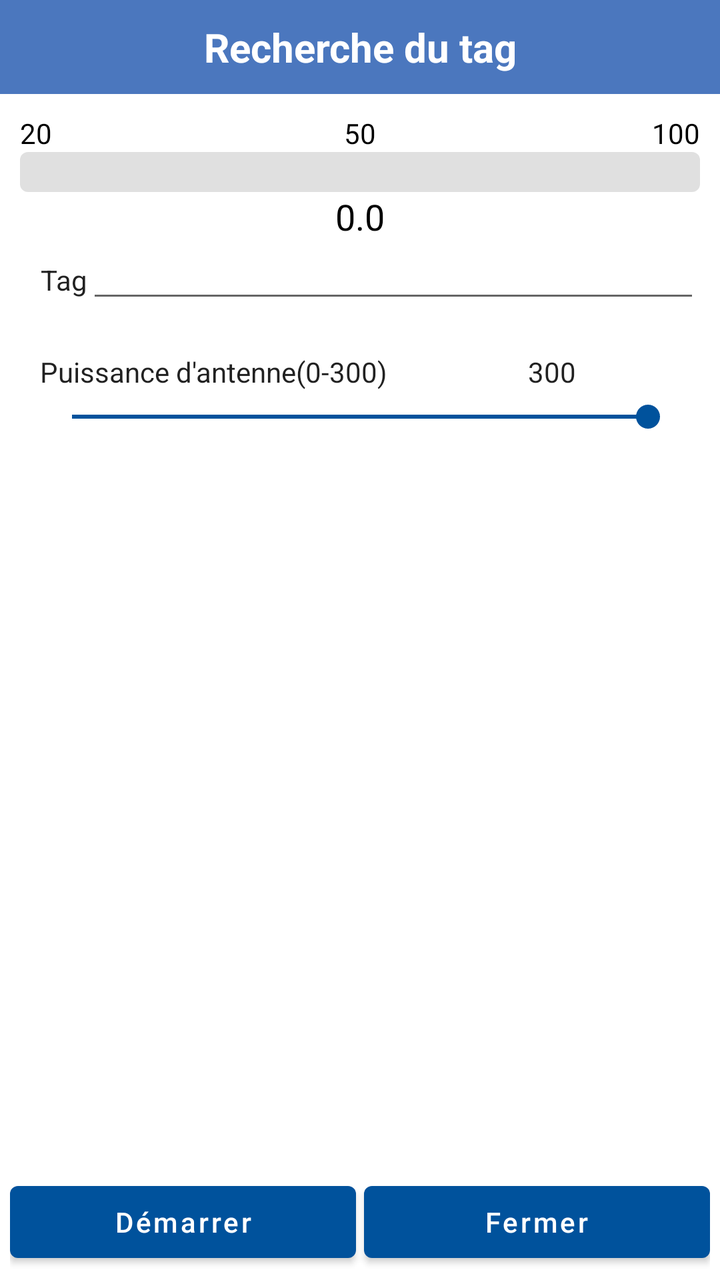
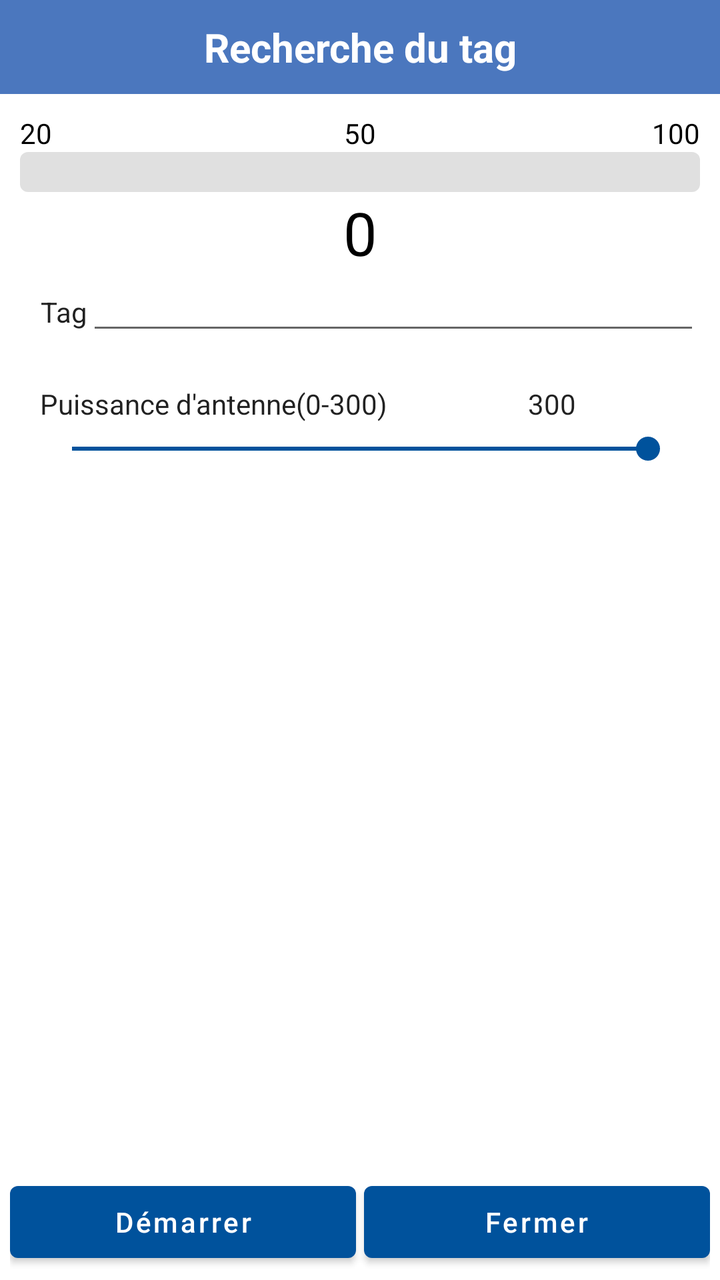

Compare the two renders of this Android layout. The source of the first and the diff that turns it into the second are given below.
<!-- AndroidManifest.xml: application theme AppNewTheme -->
<!-- res/layout/dialog_search_tag.xml -->
<?xml version="1.0" encoding="utf-8"?>
<LinearLayout xmlns:android="http://schemas.android.com/apk/res/android"
    android:layout_width="match_parent"
    android:layout_height="match_parent"
    android:orientation="vertical"
    android:background="@android:color/white">

    <TextView
        android:layout_width="match_parent"
        android:layout_height="wrap_content"
        android:text="@string/recherche_du_tag"
        android:background="@color/colorBlueDark2"
        android:textColor="@color/white"
        android:textSize="20sp"
        android:textStyle="bold"
        android:gravity="center"
        android:padding="10dp" />

    <LinearLayout
        android:layout_width="match_parent"
        android:layout_height="0dp"
        android:layout_weight="2"
        android:padding="10dp"
        android:orientation="vertical">

        <TableRow
            android:layout_width="match_parent"
            android:layout_height="wrap_content">
            <TextView
                android:id="@+id/geigerProgressLabelMin"
                android:layout_weight="1"
                android:layout_height="wrap_content"
                android:textColor="@color/black"
                android:text="20" />
            <TextView
                android:id="@+id/geigerProgressLabelMid"
                android:layout_weight="1"
                android:layout_height="wrap_content"
                android:gravity="center"
                android:textColor="@color/black"
                android:text="50" />
            <TextView
                android:id="@+id/geigerProgressLabelMax"
                android:layout_weight="1"
                android:layout_height="wrap_content"
                android:gravity="right"
                android:textColor="@color/black"
                android:text="100" />
        </TableRow>

        <ProgressBar
            android:id="@+id/geigerProgress"
            android:layout_width="match_parent"
            android:layout_height="wrap_content"
            style="@android:style/Widget.ProgressBar.Horizontal"
            android:progressDrawable="@drawable/progress_gradient"
            android:max="100"
            android:progress="0" />

        <TextView
            android:id="@+id/geigerTagRssi"
            android:layout_width="match_parent"
            android:layout_height="wrap_content"
            android:gravity="center"
            android:textSize="18sp"
            android:textColor="@color/black"
            android:text="0.0" />

        <LinearLayout xmlns:android="http://schemas.android.com/apk/res/android"
            xmlns:tools="http://schemas.android.com/tools"
            style="@style/base_layout_style"
            android:paddingLeft="0dp"
            android:paddingRight="0dp"
            android:orientation="vertical">

            <TableRow
                android:layout_width="match_parent"
                android:layout_height="wrap_content"
                android:paddingLeft="@dimen/default_left_padding">
                <TextView
                    android:layout_width="wrap_content"
                    android:gravity="right"
                    style="@style/style_normal_font"
                    android:text="Tag" />
                <include
                    android:id="@+id/selectTagID"
                    android:layout_width="match_parent"
                    android:layout_height="wrap_content"
                    layout="@layout/custom_edittext" />
            </TableRow>

            <TableRow
                android:id="@+id/selectMemoryBankRow"
                android:visibility="gone"
                android:layout_width="match_parent"
                android:layout_height="wrap_content"
                android:layout_marginTop="@dimen/default_top_margin"
                android:paddingLeft="10dp">
                <TextView
                    android:layout_width="0dp"
                    android:layout_weight="1"
                    android:gravity="left"
                    style="@style/style_normal_font"
                    android:text="Select bank" />
                <Spinner
                    android:id="@+id/selectMemoryBank"
                    android:layout_margin="0dp"
                    android:layout_weight="1"
                    style="@style/style_default_spinner" />
                <TextView
                    android:layout_width="0dp"
                    android:layout_weight="1"
                    android:gravity="right"
                    android:visibility="gone"
                    style="@style/style_normal_font"
                    android:text="Offset (bit)" />
                <EditText
                    android:id="@+id/selectMemoryOffset"
                    android:layout_width="0dp"
                    android:layout_weight="1"
                    android:gravity="center"
                    android:visibility="gone"
                    android:inputType="numberDecimal"
                    style="@style/style_normal_font"
                    android:text="32" />
            </TableRow>

            <TableRow
                android:id="@+id/selectPasswordRow"
                android:visibility="gone"
                android:layout_width="match_parent"
                android:layout_height="wrap_content"
                android:paddingLeft="@dimen/default_left_padding">
                <TextView
                    android:layout_width="0dp"
                    android:layout_weight="1"
                    android:layout_height="match_parent"
                    android:gravity="center_vertical"
                    style="@style/style_normal_font"
                    android:text="@string/password_title" />
                <include
                    android:id="@+id/selectPasswordValue"
                    android:layout_width="0dp"
                    android:layout_weight="1"
                    android:layout_height="match_parent"
                    layout="@layout/custom_edittext_password" />
            </TableRow>

            
            <TableRow
                android:layout_width="match_parent"
                android:layout_height="wrap_content"
                android:layout_marginTop="20dp"
                android:paddingLeft="@dimen/default_left_padding"
                android:paddingRight="@dimen/default_left_padding">
                <TextView
                    android:layout_width="0dp"
                    android:layout_weight="3"
                    android:layout_height="wrap_content"
                    style="@style/style_normal_font"
                    android:text="@string/settingAntennaPower_title" />
                <TextView
                    android:id="@+id/selectAntennaPowerValue"
                    android:layout_width="0dp"
                    android:layout_weight="2"
                    android:layout_height="wrap_content"
                    android:gravity="center"
                    style="@style/style_normal_font"
                    android:text="300" />
            </TableRow>

            <SeekBar
                android:id="@+id/selectAntennaPowerSeekBar"
                android:layout_width="match_parent"
                android:layout_height="wrap_content"
                android:max="300"
                android:progress="300"
                android:layout_marginStart="10dp"
                android:layout_marginEnd="10dp"
                android:layout_marginTop="4dp"
                android:layout_marginBottom="8dp" />

        </LinearLayout>

        <TableRow
            android:layout_width="match_parent"
            android:layout_height="wrap_content"
            android:layout_marginTop="8dp">
            <CheckBox
                android:id="@+id/geigerToneCheck"
                android:layout_weight="1"
                android:layout_height="wrap_content"
                android:checked="true"
                android:text="Tone" />
            <TextView
                android:layout_weight="1"
                android:layout_height="wrap_content"
                android:gravity="right"
                android:text="Threshold:" />
            <TextView
                android:id="@+id/geigerThreshold"
                android:layout_weight="1"
                android:layout_height="wrap_content"
                android:gravity="left"
                android:text="0.00" />
        </TableRow>

        <SeekBar
            android:id="@+id/geigerSeek"
            android:layout_width="match_parent"
            android:layout_height="wrap_content" />
    </LinearLayout>

    <LinearLayout
        android:layout_width="match_parent"
        android:layout_height="wrap_content"
        android:padding="5dp"
        android:orientation="horizontal">
        <TextView
            android:id="@+id/geigerRunTime"
            android:layout_width="wrap_content"
            android:layout_weight="1"
            android:textSize="10dp"
            android:layout_height="wrap_content"
            android:gravity="left"/>
        <TextView
            android:id="@+id/geigerTagGot"
            android:layout_width="0dp"
            android:layout_weight="1"
            android:layout_height="wrap_content"
            android:visibility="gone"
            android:gravity="center" />
        <TextView
            android:id="@+id/geigerVoltageLevel"
            android:layout_weight="1"
            android:textSize="10dp"
            android:layout_width="wrap_content"
            android:layout_height="wrap_content"
            android:gravity="right"/>
    </LinearLayout>

    <LinearLayout
        android:layout_width="match_parent"
        android:layout_height="wrap_content"
        android:padding="5dp"
        android:orientation="horizontal">
        <TextView
            android:id="@+id/geigerYield"
            android:visibility="gone"
            android:layout_width="0dp"
            android:layout_weight="1"
            android:layout_height="wrap_content"
            android:gravity="center" />
        <Button
            android:id="@+id/geigerStart"
            android:layout_width="0dp"
            android:layout_weight="1"
            android:layout_height="wrap_content"
            android:layout_marginEnd="2dp"
            android:text="Démarrer" />
        <Button
            android:id="@+id/closeButton"
            android:layout_width="0dp"
            android:layout_weight="1"
            android:layout_marginStart="2dp"
            android:layout_height="wrap_content"
            android:text="Fermer" />
        <TextView
            android:id="@+id/geigerRate"
            android:visibility="gone"
            android:layout_width="0dp"
            android:layout_weight="1"
            android:layout_height="wrap_content"
            android:gravity="center" />
    </LinearLayout>
</LinearLayout>
<!-- res/layout/custom_edittext.xml (included above) -->
<?xml version="1.0" encoding="utf-8"?>
<EditText xmlns:android="http://schemas.android.com/apk/res/android"
    style="@style/style_normal_font"
    android:digits="0123456789ABCDEFabcdef"
    android:inputType="textNoSuggestions|textVisiblePassword"
    android:gravity="center" />
<!-- res/layout/custom_edittext_password.xml (included above) -->
<?xml version="1.0" encoding="utf-8"?>
<EditText xmlns:android="http://schemas.android.com/apk/res/android"
    style="@style/style_normal_font"
    android:digits="0123456789ABCDEFabcdef"
    android:inputType="textNoSuggestions|textVisiblePassword"
    android:gravity="center"
    android:hint="@string/password_pattern_title" />
<!-- resources referenced by this layout -->
<resources>
  <color name="black">#FF000000</color>
  <color name="colorBlueDark2">#4b77be</color>
  <color name="white">#FFFFFFFF</color>
  <dimen name="default_left_padding">10dp</dimen>
  <dimen name="default_top_margin">10dp</dimen>
  <!-- drawable progress_gradient (drawable) -->
  <?xml version="1.0" encoding="utf-8"?>
  <layer-list xmlns:android="http://schemas.android.com/apk/res/android">
      
      <item android:id="@android:id/background">
          <shape>
              <corners android:radius="4dp" />
              <solid android:color="#E0E0E0" />
          </shape>
      </item>
      
      
      <item android:id="@android:id/progress">
          <clip>
              <shape>
                  <corners android:radius="4dp" />
                  <gradient
                      android:startColor="#FF0000"
                      android:centerColor="#FFA500"
                      android:endColor="#00FF00"
                      android:angle="0"
                      android:type="linear" />
              </shape>
          </clip>
      </item>
  </layer-list>
  <string name="password_pattern_title">Mot de passe</string>
  <string name="password_title">Mot de passe</string>
  <string name="recherche_du_tag">Recherche du tag</string>
  <string name="settingAntennaPower_title">Puissance d\'antenne(0-300)</string>
  <style name="base_layout_style">
          <item name="android:layout_height">match_parent</item>
          <item name="android:layout_width">match_parent</item>
          <item name="android:paddingLeft">10dp</item>
          <item name="android:paddingRight">10dp</item>
      </style>
  <style name="style_default_spinner" parent="Base.Widget.AppCompat.Spinner.Underlined">
          <item name="android:textSize">@dimen/custom_spinner_font</item>
          <item name="android:layout_width">0dp</item>
          <item name="android:layout_height">wrap_content</item>
          <item name="android:gravity">center</item>
      </style>
  <style name="style_normal_font">
          <item name="android:layout_width">match_parent</item>
          <item name="android:layout_height">wrap_content</item>
          <item name="android:textAppearance">?android:attr/textAppearance</item>
      </style>
  <style name="AppNewTheme" parent="Theme.MaterialComponents.Light.NoActionBar">
          <item name="colorPrimary">@color/colorPrimary</item>
          <item name="colorPrimaryDark">@color/colorPrimaryDark</item>
          <item name="colorAccent">@color/colorPrimary</item>
          <item name="android:textAllCaps">false</item>
          <item name="windowActionBar">false</item>
          <item name="windowNoTitle">true</item>
          <item name="actionButtonStyle">@style/ActionButtonStyle</item>
          <item name="actionBarTabTextStyle">@style/ActionTabTextStyle</item>
      </style>
  <dimen name="custom_spinner_font">15sp</dimen>
  <color name="colorPrimary">#00529c</color>
  <color name="colorPrimaryDark">#3F51B5</color>
  <style name="ActionButtonStyle">
          <item name="android:minWidth">0dp</item>
          <item name="android:paddingLeft">0dp</item>
          <item name="android:paddingRight">5dp</item>
      </style>
  <style name="ActionTabTextStyle">
          <item name="android:textAllCaps">false</item>
      </style>
</resources>

<!-- the commit's change to res/layout/dialog_search_tag.xml (unified diff, before → after) -->
@@ -62,9 +62,9 @@
             android:layout_width="match_parent"
             android:layout_height="wrap_content"
             android:gravity="center"
-            android:textSize="18sp"
+            android:textSize="30sp"
             android:textColor="@color/black"
-            android:text="0.0" />
+            android:text="0" />
 
         <LinearLayout xmlns:android="http://schemas.android.com/apk/res/android"
             xmlns:tools="http://schemas.android.com/tools"
